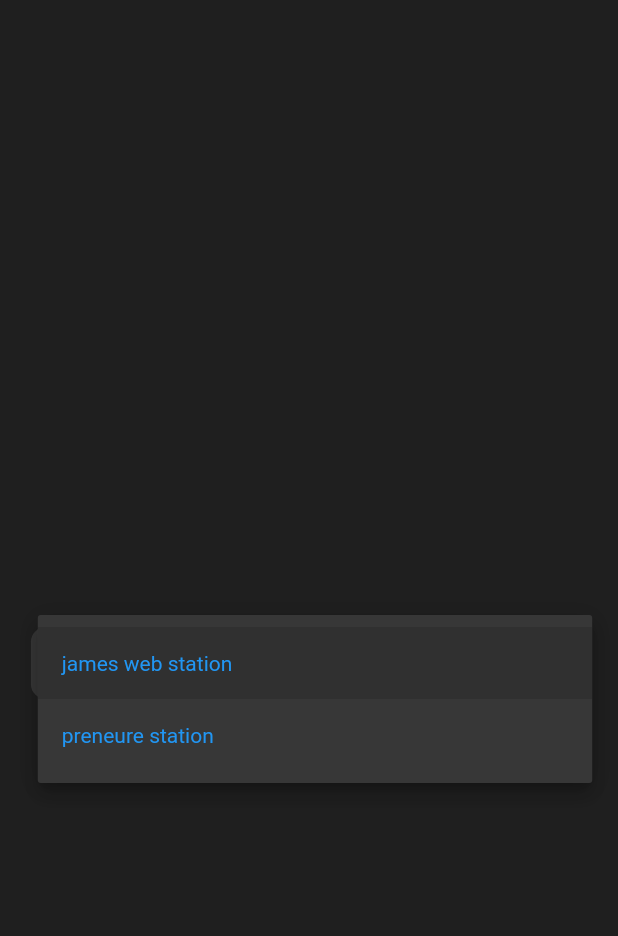
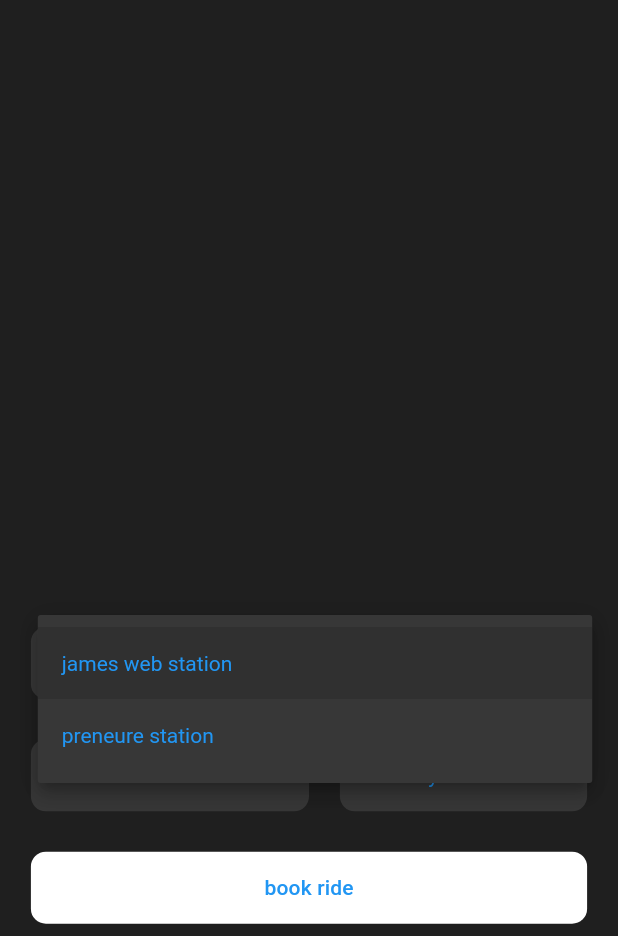
Before and after one commit to MIR-RIAZUL/go_to_moon, a Flutter app: the screen it shows after launch, after a tap on "james web station", on a phone screen of 412 x 824 dp, the part 300-1236 px from its top. Run offline on Flutter 3.47's test engine with Material 3 defaults, Android fonts, the phone set to English and light mode, and no system bars.

Commit message:
something add

```diff
--- a/lib/home_page.dart
+++ b/lib/home_page.dart
@@ -55,7 +55,9 @@ return Container(height: _deviceHeight *0.25,
     mainAxisSize: MainAxisSize.max,
     crossAxisAlignment: CrossAxisAlignment.center,
     children: [
-      _destinationDropDownWidget()
+      _destinationDropDownWidget(),
+      _travellerInformationWidget(),
+      _ridebatton(),
     ],
   ),
 );
@@ -96,4 +98,15 @@ return Container(height: _deviceHeight *0.25,
       ],
     );
   }
+
+  Widget _ridebatton()
+  {
+    return Container(
+      margin: EdgeInsets.only(bottom: _deviceHeight *0.01),
+
+      width: _deviceWidth,
+     decoration: BoxDecoration(color: Colors.white,borderRadius:BorderRadius.circular(10) ),
+      child:MaterialButton(onPressed: () {},child: Text("book ride",style: TextStyle(color: Colors.blue),),),
+    );
+  }
 }
```
